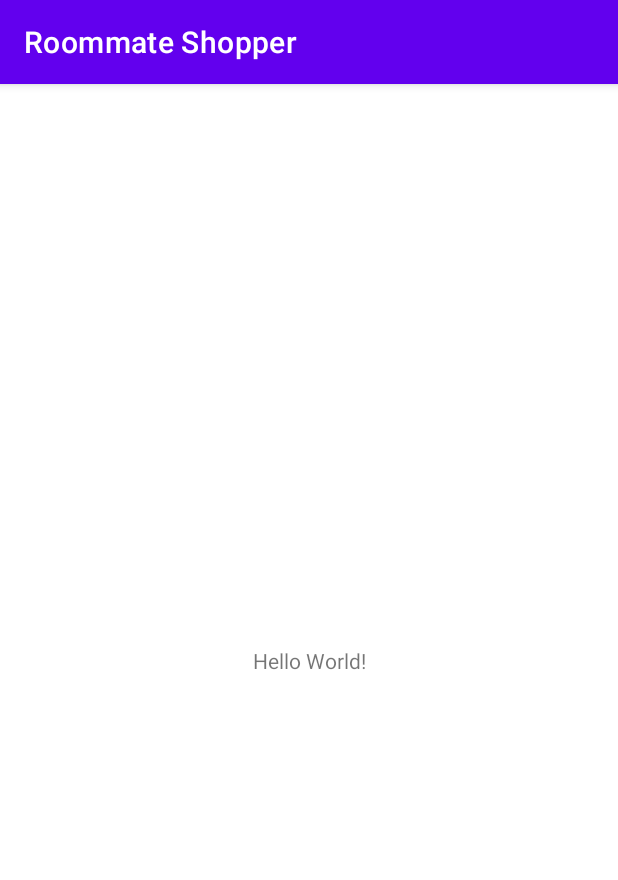
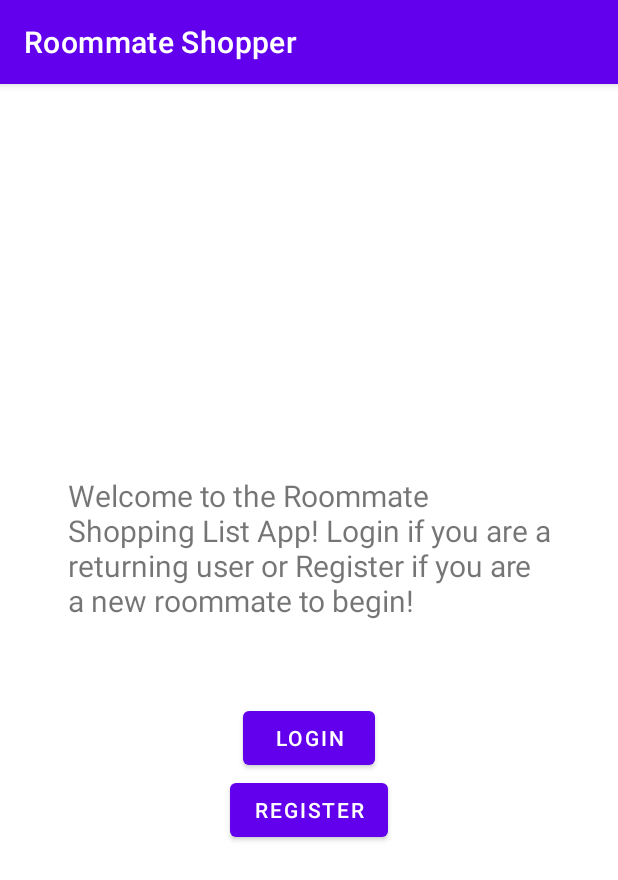
Before and after one commit to tfh12349/RoommateShopper, an Android app: the screen it shows after launch (MainActivity), on a phone screen of 412 x 824 dp. Shown: the top 880 px of the screen. Run offline under Robolectric (Android 15) with nearby library versions, the phone set to English and light mode, and no system bars.

Commit message:
Added layout for Registration and Main Pages, set up some functionality

```diff
--- a/app/src/main/AndroidManifest.xml
+++ b/app/src/main/AndroidManifest.xml
@@ -10,6 +10,10 @@
         android:supportsRtl="true"
         android:theme="@style/Theme.RoommateShopper">
         <activity
+            android:name=".RegisterActivity"
+            android:parentActivityName=".MainActivity"
+            android:exported="false" />
+        <activity
             android:name=".MainActivity"
             android:exported="true">
             <intent-filter>
--- a/app/src/main/java/edu/uga/cs/roommateshopper/MainActivity.java
+++ b/app/src/main/java/edu/uga/cs/roommateshopper/MainActivity.java
@@ -2,13 +2,56 @@ package edu.uga.cs.roommateshopper;
 
 import androidx.appcompat.app.AppCompatActivity;
 
+import android.content.Intent;
 import android.os.Bundle;
+import android.util.Log;
+import android.view.View;
+import android.widget.Button;
 
 public class MainActivity extends AppCompatActivity {
+
+    // Button objects for the two buttons
+    private final String TAG = "MainActivity";
+    private Button login, register;
 
     @Override
     protected void onCreate(Bundle savedInstanceState) {
         super.onCreate(savedInstanceState);
         setContentView(R.layout.activity_main);
+
+        Log.d(TAG, "onCreate");
+        login = findViewById(R.id.loginButton);
+        register = findViewById(R.id.registrationButton);
+
+        login.setOnClickListener(new LoginClickListener());
+        register.setOnClickListener(new RegisterClickListener());
+    }
+
+    /**
+     * This private class if for the new quiz button, creates a new quiz intent
+     */
+    private class LoginClickListener implements View.OnClickListener{
+        /**
+         * onClick stores the creation of the intent and starts the activity
+         * @param view
+         */
+        @Override
+        public void onClick(View view){
+            Log.d(TAG, "LoginClickListener.onClick");
+        }
+    }
+
+    /**
+     * This private class if for the new quiz button, creates a new quiz intent
+     */
+    private class RegisterClickListener implements View.OnClickListener{
+        /**
+         * onClick stores the creation of the intent and starts the activity
+         * @param view
+         */
+        @Override
+        public void onClick(View view){
+            Log.d(TAG, "RegisterClickListener.onClick");
+        }
     }
 }
--- a/app/src/main/res/layout/activity_main.xml
+++ b/app/src/main/res/layout/activity_main.xml
@@ -7,12 +7,36 @@
     tools:context=".MainActivity">
 
     <TextView
+        android:id="@+id/textView"
+        android:layout_width="322dp"
+        android:layout_height="101dp"
+        android:layout_marginBottom="50dp"
+        android:text="Welcome to the Roommate Shopping List App! Login if you are a returning user or Register if you are a new roommate to begin!"
+        android:textSize="20sp"
+        app:layout_constraintBottom_toTopOf="@+id/loginButton"
+        app:layout_constraintEnd_toEndOf="parent"
+        app:layout_constraintStart_toStartOf="parent"
+        app:layout_constraintTop_toTopOf="parent"
+        app:layout_constraintVertical_chainStyle="packed" />
+
+    <Button
+        android:id="@+id/loginButton"
         android:layout_width="wrap_content"
         android:layout_height="wrap_content"
-        android:text="Hello World!"
+        android:text="Login"
+        app:layout_constraintBottom_toTopOf="@+id/registrationButton"
+        app:layout_constraintEnd_toEndOf="parent"
+        app:layout_constraintStart_toStartOf="parent"
+        app:layout_constraintTop_toBottomOf="@+id/textView" />
+
+    <Button
+        android:id="@+id/registrationButton"
+        android:layout_width="wrap_content"
+        android:layout_height="wrap_content"
+        android:text="Register"
         app:layout_constraintBottom_toBottomOf="parent"
-        app:layout_constraintLeft_toLeftOf="parent"
-        app:layout_constraintRight_toRightOf="parent"
-        app:layout_constraintTop_toTopOf="parent" />
+        app:layout_constraintEnd_toEndOf="parent"
+        app:layout_constraintStart_toStartOf="parent"
+        app:layout_constraintTop_toBottomOf="@+id/loginButton" />
 
 </androidx.constraintlayout.widget.ConstraintLayout>
```
Also changed, not shown: app/src/main/java/edu/uga/cs/roommateshopper/RegisterActivity.java (added, +47 -0 lines), app/src/main/res/layout/activity_register.xml (added, +78 -0 lines).
